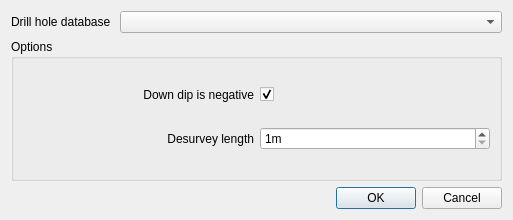
The window that ui/desurveyHole_dialog_base.ui (rolandhill/geoscience) describes before a commit, drawn with Qt 5.
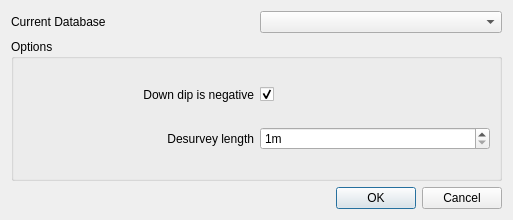
The same window after the commit. Custom widgets are drawn as their Qt base class.

Diff of the .ui file:
```diff
--- a/ui/desurveyHole_dialog_base.ui
+++ b/ui/desurveyHole_dialog_base.ui
@@ -19,19 +19,12 @@
      <item>
       <widget class="QLabel" name="label">
        <property name="text">
-        <string>Drill hole database </string>
+        <string>Current Database</string>
        </property>
       </widget>
      </item>
      <item>
-      <widget class="QgsMapLayerComboBox" name="lbDrillDatabase">
-       <property name="sizePolicy">
-        <sizepolicy hsizetype="Expanding" vsizetype="Fixed">
-         <horstretch>0</horstretch>
-         <verstretch>0</verstretch>
-        </sizepolicy>
-       </property>
-      </widget>
+      <widget class="QComboBox" name="cbCurrentDb"/>
      </item>
     </layout>
    </item>
@@ -102,13 +95,6 @@
    </item>
   </layout>
  </widget>
- <customwidgets>
-  <customwidget>
-   <class>QgsMapLayerComboBox</class>
-   <extends>QComboBox</extends>
-   <header>qgsmaplayercombobox.h</header>
-  </customwidget>
- </customwidgets>
  <tabstops>
   <tabstop>checkDownDipNegative</tabstop>
   <tabstop>sbDesurveyLength</tabstop>
```
